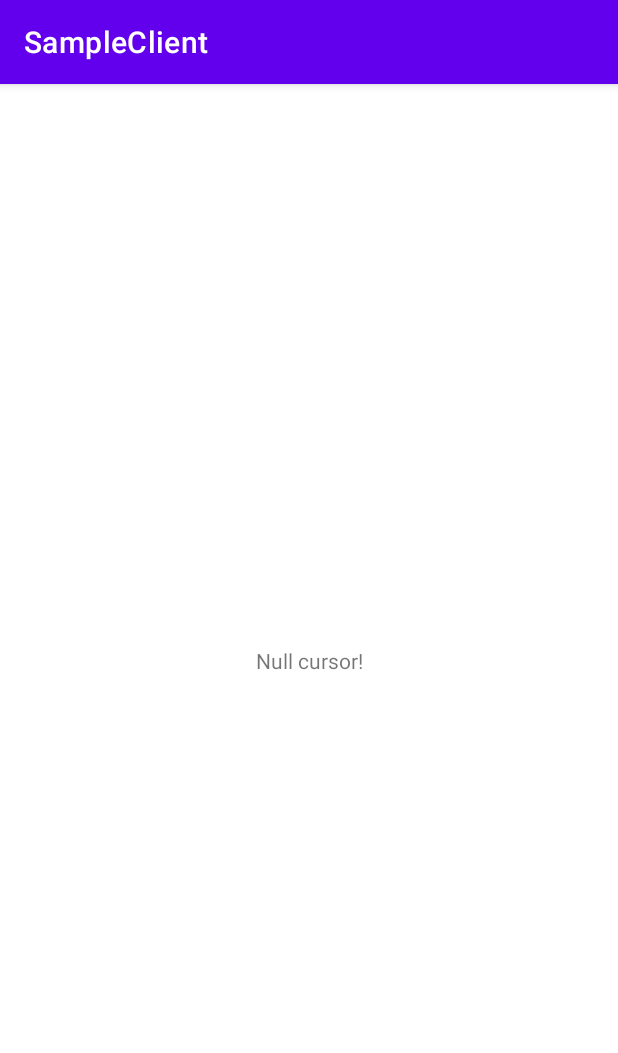
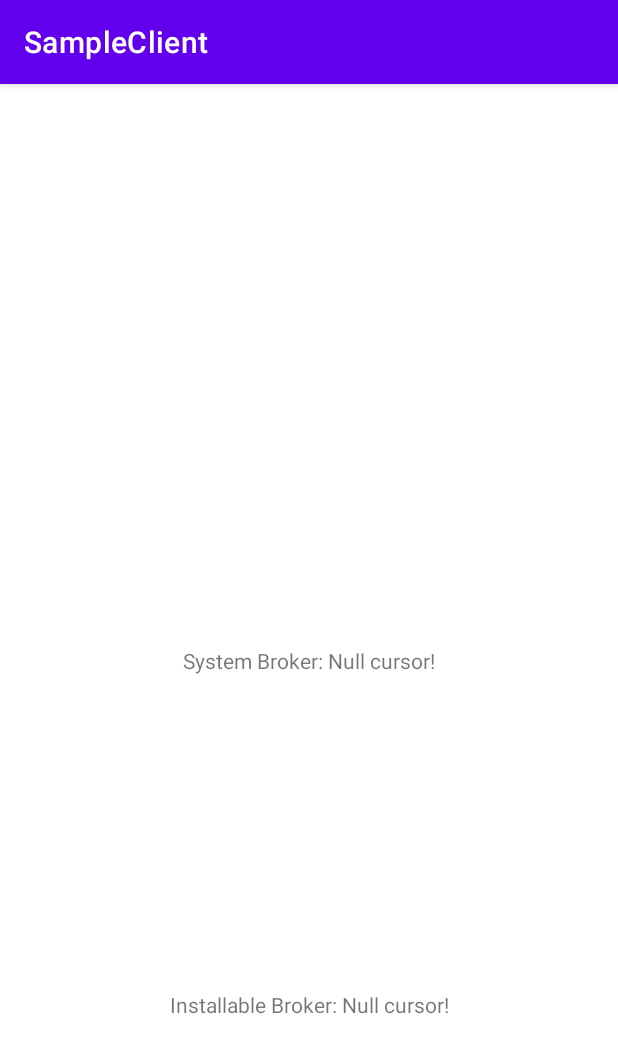
Before and after one commit to Selinallg/openxr-android-broker, an Android app: the screen it shows after launch (MainActivity), on a phone screen of 412 x 824 dp. Shown: the top 1053 px of the screen. Run offline under Robolectric (Android 15) with nearby library versions, the phone set to English and light mode, and no system bars.

Commit message:
Have SampleClient check both brokers

```diff
--- a/sampleclient/src/main/java/org/khronos/openxr/sampleclient/MainActivity.java
+++ b/sampleclient/src/main/java/org/khronos/openxr/sampleclient/MainActivity.java
@@ -22,17 +22,23 @@ public class MainActivity extends AppCompatActivity {
         setContentView(R.layout.activity_main);
 
 
-        TextView textView = findViewById(R.id.textBox);
+        TextView systemTextView = findViewById(R.id.systemTextBox);
+        populateTextBox(systemTextView, BrokerContract.BrokerType.SystemRuntimeBroker, "System Broker: ");
+        TextView installableTextView = findViewById(R.id.installableTextBox);
+        populateTextBox(installableTextView, BrokerContract.BrokerType.RuntimeBroker, "Installable Broker: ");
+    }
+
+    private void populateTextBox(TextView textView, BrokerContract.BrokerType brokerType, String prefix) {
         String msg;
         try {
-            msg = lookUpRuntime();
+            msg = prefix + lookUpRuntime(brokerType);
         } catch (Exception e) {
-            msg = "Caught exception: " + e;
+            msg = prefix + "Caught exception: " + e;
             textView.setText(msg);
             Log.w(TAG, "Exception!", e);
             return;
         }
-        Log.i(TAG, "Message: " + msg);
+        Log.i(TAG, prefix + "Message: " + msg);
         textView.setText(msg);
     }
 
@@ -40,7 +46,7 @@ public class MainActivity extends AppCompatActivity {
      * This is essentially what the loader would do to find a runtime.
      */
     @NonNull
-    private String lookUpRuntime() {
+    private String lookUpRuntime(BrokerContract.BrokerType brokerType) {
         final String[] projection = new String[]{
                 BrokerContract.ActiveRuntime.Columns._ID,
                 BrokerContract.ActiveRuntime.Columns.PACKAGE_NAME,
@@ -49,7 +55,7 @@ public class MainActivity extends AppCompatActivity {
         };
         Uri uri =
                 BrokerContract.ActiveRuntime.makeContentUri(
-                        BrokerContract.BrokerType.RuntimeBroker,
+                        brokerType,
                         1, null);
         Log.d(TAG, String.format("URI: %s", uri));
         Cursor cursor = getContentResolver().query(uri,
@@ -62,6 +68,7 @@ public class MainActivity extends AppCompatActivity {
             return "Null cursor!";
         }
         if (cursor.getCount() < 1) {
+            cursor.close();
             return "Present but empty cursor!";
         }
         cursor.moveToFirst();
--- a/sampleclient/src/main/res/layout/activity_main.xml
+++ b/sampleclient/src/main/res/layout/activity_main.xml
@@ -11,13 +11,25 @@
     -->
 
     <TextView
-        android:id="@+id/textBox"
+        android:id="@+id/systemTextBox"
         android:layout_width="wrap_content"
         android:layout_height="wrap_content"
-        android:text="Hello World!"
+        android:text="Hello System World!"
         app:layout_constraintBottom_toBottomOf="parent"
         app:layout_constraintLeft_toLeftOf="parent"
         app:layout_constraintRight_toRightOf="parent"
         app:layout_constraintTop_toTopOf="parent" />
 
+    <TextView
+        android:id="@+id/installableTextBox"
+        android:layout_width="wrap_content"
+        android:layout_height="wrap_content"
+        android:text="Hello Installable World!"
+        app:layout_constraintBottom_toBottomOf="parent"
+        app:layout_constraintHorizontal_bias="0.502"
+        app:layout_constraintLeft_toLeftOf="parent"
+        app:layout_constraintRight_toRightOf="parent"
+        app:layout_constraintTop_toBottomOf="@+id/systemTextBox"
+        app:layout_constraintVertical_bias="0.592" />
+
 </androidx.constraintlayout.widget.ConstraintLayout>
```
